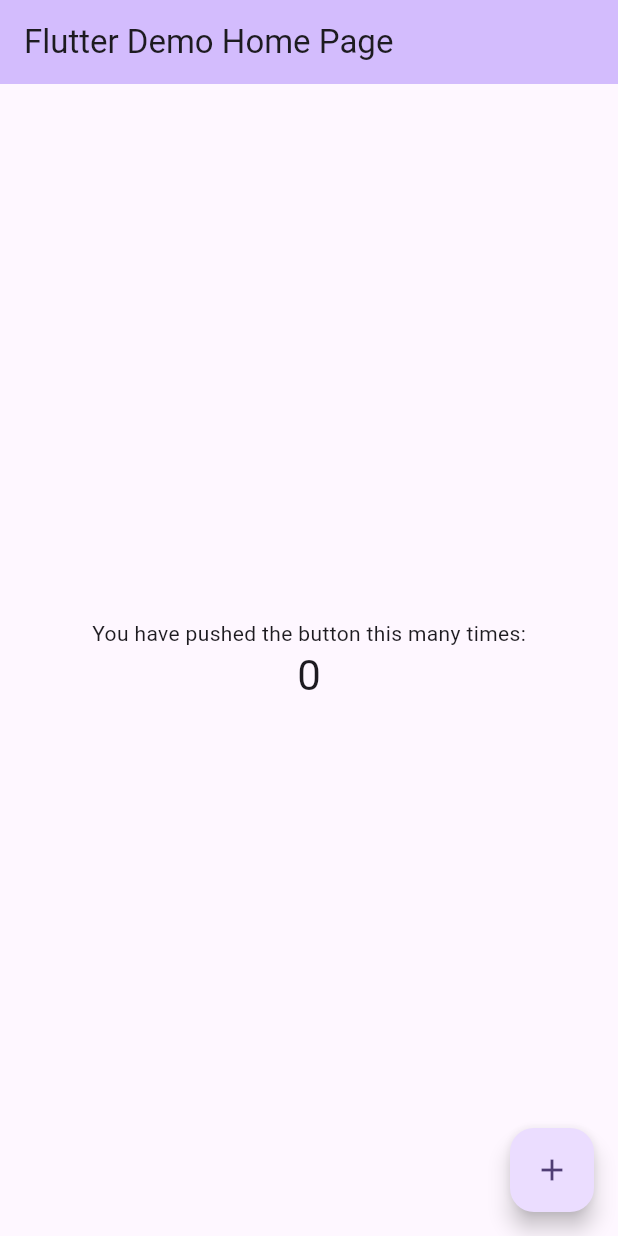
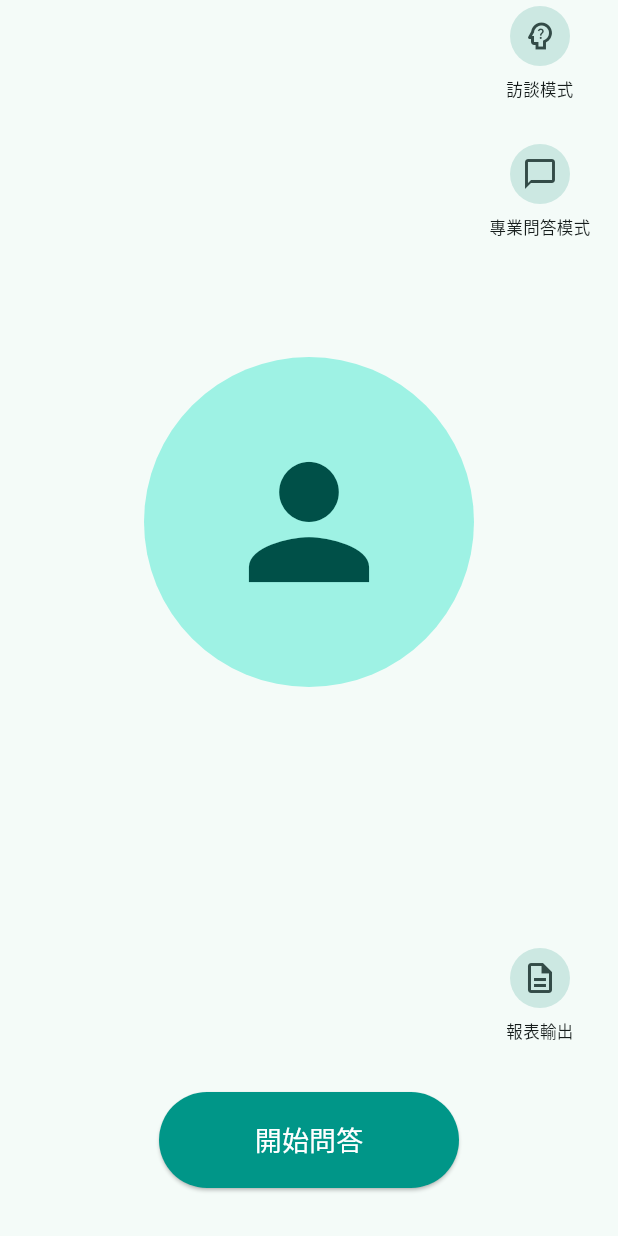
Before and after one commit to ChouTerry-20240925/voice-app, a Flutter app: the screen it shows after launch, on a phone screen of 412 x 824 dp. Run offline on Flutter 3.47's test engine with Material 3 defaults, Android fonts, the phone set to English and light mode, and no system bars.

Commit message:
實作主畫面靜態版：Avatar 預留區、三個功能按鈕、開始問答按鈕

```diff
--- a/frontend/lib/main.dart
+++ b/frontend/lib/main.dart
@@ -1,122 +1,170 @@
 import 'package:flutter/material.dart';
 
 void main() {
-  runApp(const MyApp());
+  runApp(const VoiceBsrsApp());
 }
 
-class MyApp extends StatelessWidget {
-  const MyApp({super.key});
+class VoiceBsrsApp extends StatelessWidget {
+  const VoiceBsrsApp({super.key});
 
-  // This widget is the root of your application.
   @override
   Widget build(BuildContext context) {
     return MaterialApp(
-      title: 'Flutter Demo',
+      title: '語音對話心理評估',
       theme: ThemeData(
-        // This is the theme of your application.
-        //
-        // TRY THIS: Try running your application with "flutter run". You'll see
-        // the application has a purple toolbar. Then, without quitting the app,
-        // try changing the seedColor in the colorScheme below to Colors.green
-        // and then invoke "hot reload" (save your changes or press the "hot
-        // reload" button in a Flutter-supported IDE, or press "r" if you used
-        // the command line to start the app).
-        //
-        // Notice that the counter didn't reset back to zero; the application
-        // state is not lost during the reload. To reset the state, use hot
-        // restart instead.
-        //
-        // This works for code too, not just values: Most code changes can be
-        // tested with just a hot reload.
-        colorScheme: .fromSeed(seedColor: Colors.deepPurple),
+        colorScheme: ColorScheme.fromSeed(seedColor: Colors.teal),
+        useMaterial3: true,
       ),
-      home: const MyHomePage(title: 'Flutter Demo Home Page'),
+      home: const HomeScreen(),
     );
   }
 }
 
-class MyHomePage extends StatefulWidget {
-  const MyHomePage({super.key, required this.title});
+enum AvatarState { idle, listening, speaking }
 
-  // This widget is the home page of your application. It is stateful, meaning
-  // that it has a State object (defined below) that contains fields that affect
-  // how it looks.
-
-  // This class is the configuration for the state. It holds the values (in this
-  // case the title) provided by the parent (in this case the App widget) and
-  // used by the build method of the State. Fields in a Widget subclass are
-  // always marked "final".
-
-  final String title;
+class HomeScreen extends StatefulWidget {
+  const HomeScreen({super.key});
 
   @override
-  State<MyHomePage> createState() => _MyHomePageState();
+  State<HomeScreen> createState() => _HomeScreenState();
 }
 
-class _MyHomePageState extends State<MyHomePage> {
-  int _counter = 0;
+class _HomeScreenState extends State<HomeScreen> {
+  bool _isCallActive = false;
+  final AvatarState _avatarState = AvatarState.idle;
 
-  void _incrementCounter() {
+  void _toggleCall() {
     setState(() {
-      // This call to setState tells the Flutter framework that something has
-      // changed in this State, which causes it to rerun the build method below
-      // so that the display can reflect the updated values. If we changed
-      // _counter without calling setState(), then the build method would not be
-      // called again, and so nothing would appear to happen.
-      _counter++;
+      _isCallActive = !_isCallActive;
     });
   }
 
+  void _selectInterviewMode() {}
+
+  void _selectQaMode() {}
+
+  void _openReportHistory() {}
+
   @override
   Widget build(BuildContext context) {
-    // This method is rerun every time setState is called, for instance as done
-    // by the _incrementCounter method above.
-    //
-    // The Flutter framework has been optimized to make rerunning build methods
-    // fast, so that you can just rebuild anything that needs updating rather
-    // than having to individually change instances of widgets.
     return Scaffold(
-      appBar: AppBar(
-        // TRY THIS: Try changing the color here to a specific color (to
-        // Colors.amber, perhaps?) and trigger a hot reload to see the AppBar
-        // change color while the other colors stay the same.
-        backgroundColor: Theme.of(context).colorScheme.inversePrimary,
-        // Here we take the value from the MyHomePage object that was created by
-        // the App.build method, and use it to set our appbar title.
-        title: Text(widget.title),
-      ),
-      body: Center(
-        // Center is a layout widget. It takes a single child and positions it
-        // in the middle of the parent.
+      body: SafeArea(
         child: Column(
-          // Column is also a layout widget. It takes a list of children and
-          // arranges them vertically. By default, it sizes itself to fit its
-          // children horizontally, and tries to be as tall as its parent.
-          //
-          // Column has various properties to control how it sizes itself and
-          // how it positions its children. Here we use mainAxisAlignment to
-          // center the children vertically; the main axis here is the vertical
-          // axis because Columns are vertical (the cross axis would be
-          // horizontal).
-          //
-          // TRY THIS: Invoke "debug painting" (choose the "Toggle Debug Paint"
-          // action in the IDE, or press "p" in the console), to see the
-          // wireframe for each widget.
-          mainAxisAlignment: .center,
           children: [
-            const Text('You have pushed the button this many times:'),
-            Text(
-              '$_counter',
-              style: Theme.of(context).textTheme.headlineMedium,
+            Expanded(
+              child: Stack(
+                children: [
+                  Center(child: _AvatarView(state: _avatarState)),
+                  Positioned(
+                    right: 16,
+                    top: 0,
+                    bottom: 0,
+                    child: Column(
+                      mainAxisAlignment: MainAxisAlignment.center,
+                      children: [
+                        _ModeButton(
+                          icon: Icons.psychology_alt_outlined,
+                          label: '訪談模式',
+                          onPressed: _selectInterviewMode,
+                        ),
+                        const SizedBox(height: 24),
+                        _ModeButton(
+                          icon: Icons.chat_bubble_outline,
+                          label: '專業問答模式',
+                          onPressed: _selectQaMode,
+                        ),
+                        const Spacer(),
+                        _ModeButton(
+                          icon: Icons.description_outlined,
+                          label: '報表輸出',
+                          onPressed: _openReportHistory,
+                        ),
+                      ],
+                    ),
+                  ),
+                ],
+              ),
+            ),
+            Padding(
+              padding: const EdgeInsets.symmetric(vertical: 32),
+              child: SizedBox(
+                width: 200,
+                height: 64,
+                child: ElevatedButton(
+                  onPressed: _toggleCall,
+                  style: ElevatedButton.styleFrom(
+                    backgroundColor: _isCallActive ? Colors.redAccent : Colors.teal,
+                    foregroundColor: Colors.white,
+                    shape: RoundedRectangleBorder(
+                      borderRadius: BorderRadius.circular(32),
+                    ),
+                  ),
+                  child: Text(
+                    _isCallActive ? '結束通話' : '開始問答',
+                    style: const TextStyle(fontSize: 18),
+                  ),
+                ),
+              ),
             ),
           ],
         ),
       ),
-      floatingActionButton: FloatingActionButton(
-        onPressed: _incrementCounter,
-        tooltip: 'Increment',
-        child: const Icon(Icons.add),
+    );
+  }
+}
+
+class _AvatarView extends StatelessWidget {
+  const _AvatarView({required this.state});
+
+  final AvatarState state;
+
+  @override
+  Widget build(BuildContext context) {
+    return Container(
+      width: 220,
+      height: 220,
+      decoration: BoxDecoration(
+        shape: BoxShape.circle,
+        color: Theme.of(context).colorScheme.primaryContainer,
+      ),
+      child: Icon(
+        Icons.person,
+        size: 120,
+        color: Theme.of(context).colorScheme.onPrimaryContainer,
       ),
     );
   }
 }
+
+class _ModeButton extends StatelessWidget {
+  const _ModeButton({
+    required this.icon,
+    required this.label,
+    required this.onPressed,
+  });
+
+  final IconData icon;
+  final String label;
+  final VoidCallback onPressed;
+
+  @override
+  Widget build(BuildContext context) {
+    return Column(
+      children: [
+        IconButton.filledTonal(
+          onPressed: onPressed,
+          icon: Icon(icon),
+        ),
+        const SizedBox(height: 4),
+        SizedBox(
+          width: 72,
+          child: Text(
+            label,
+            textAlign: TextAlign.center,
+            style: const TextStyle(fontSize: 11),
+          ),
+        ),
+      ],
+    );
+  }
+}
```
Also changed, not shown: 1 other file.
